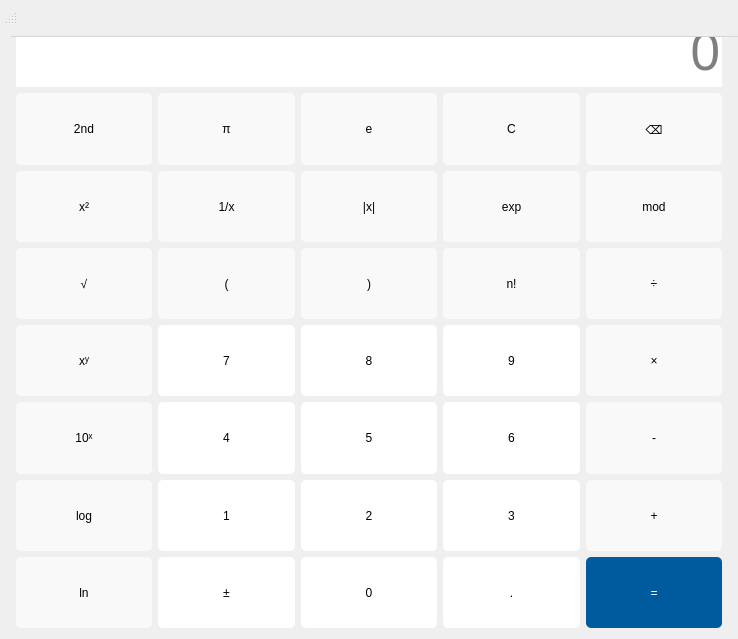
First picture: the form in scientificcalculator.ui, repository Hongxy-prodigal/Calculator, before the edit.
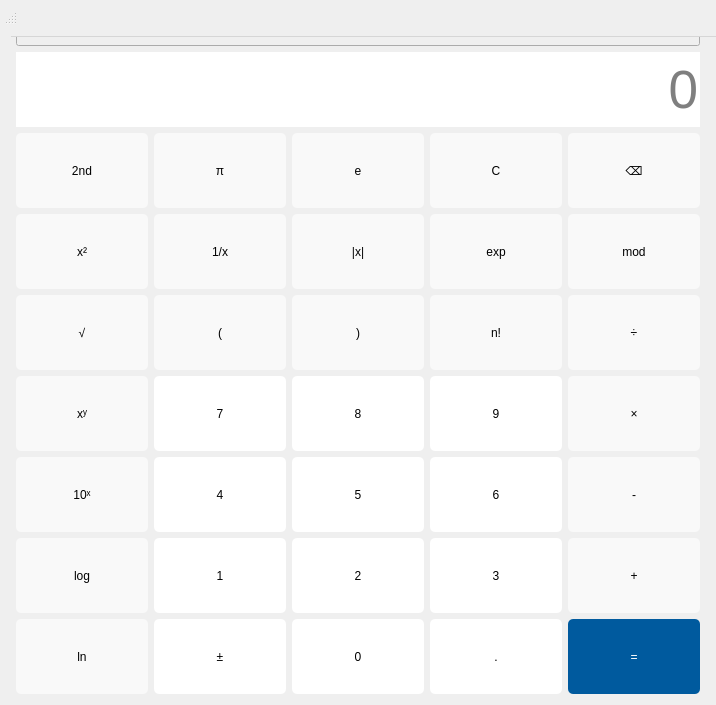
Second picture: the form after the edit.

What changed in the file:
```diff
--- a/scientificcalculator.ui
+++ b/scientificcalculator.ui
@@ -6,8 +6,8 @@
    <rect>
     <x>0</x>
     <y>0</y>
-    <width>738</width>
-    <height>639</height>
+    <width>716</width>
+    <height>705</height>
    </rect>
   </property>
   <property name="windowTitle">
@@ -1065,6 +1065,19 @@
        </item>
       </layout>
      </item>
+     <item row="0" column="0">
+      <widget class="QLineEdit" name="addDisplay">
+       <property name="enabled">
+        <bool>false</bool>
+       </property>
+       <property name="minimumSize">
+        <size>
+         <width>0</width>
+         <height>30</height>
+        </size>
+       </property>
+      </widget>
+     </item>
     </layout>
    </item>
   </layout>
```
